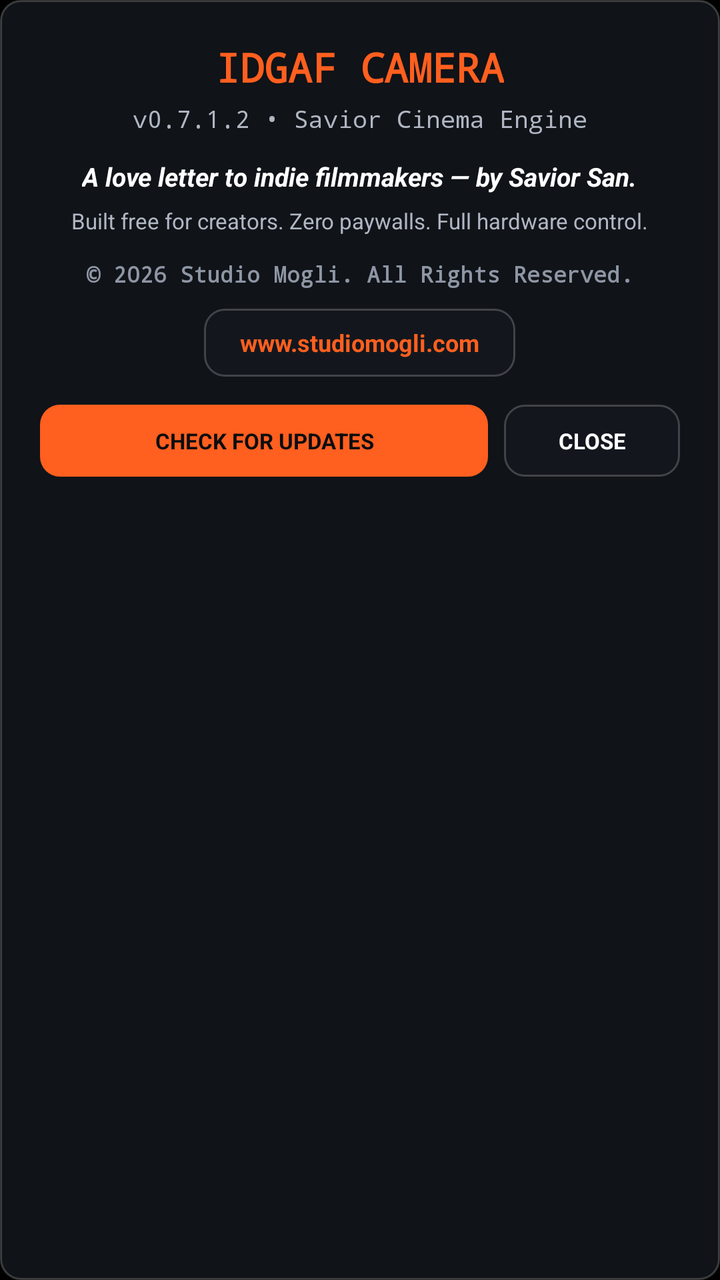
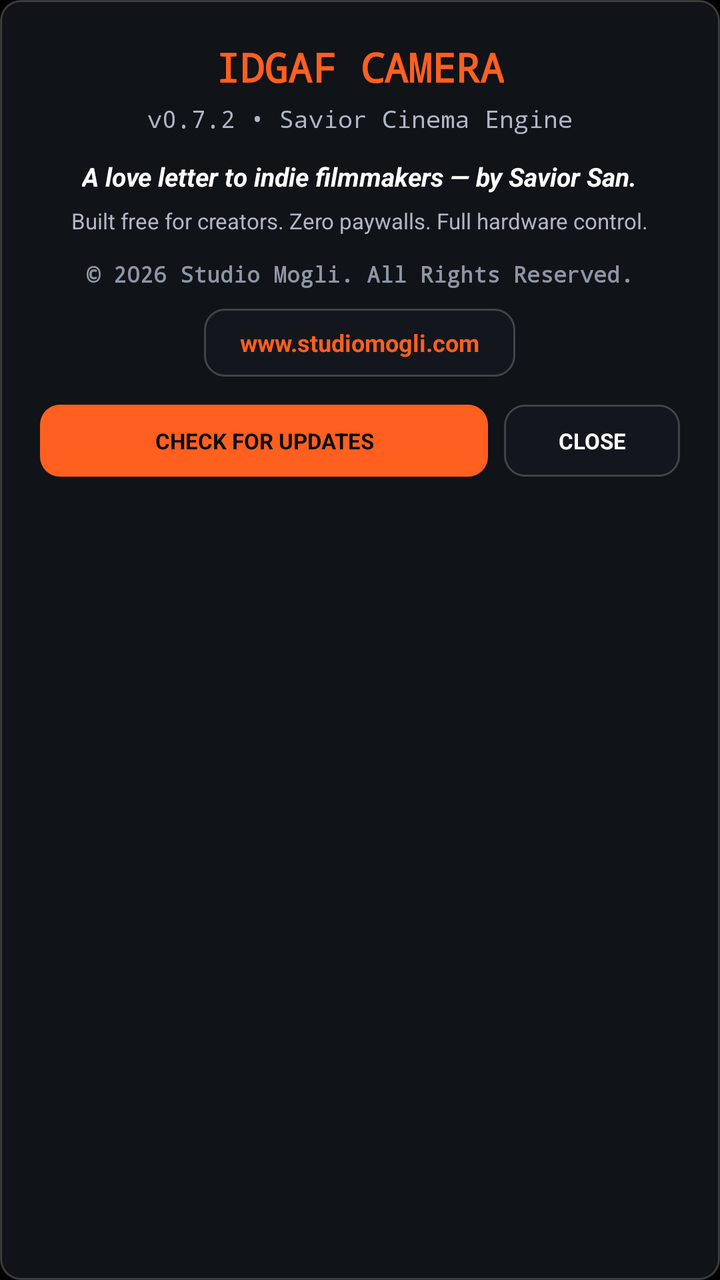

An Android layout rendered at two revisions. The XML below is the earlier revision; the diff shows what the commit changed to produce the second picture.
<!-- AndroidManifest.xml: application theme Theme.IdgafCamera -->
<!-- res/layout/dialog_credits.xml -->
<?xml version="1.0" encoding="utf-8"?>
<LinearLayout xmlns:android="http://schemas.android.com/apk/res/android"
    android:layout_width="match_parent"
    android:layout_height="wrap_content"
    android:background="@drawable/bg_hud_pill"
    android:gravity="center_horizontal"
    android:orientation="vertical"
    android:padding="20dp">

    <TextView
        android:layout_width="wrap_content"
        android:layout_height="wrap_content"
        android:fontFamily="monospace"
        android:text="IDGAF CAMERA"
        android:textColor="#FF5F1F"
        android:textSize="20sp"
        android:textStyle="bold" />

    <TextView
        android:id="@+id/txtCreditsVersion"
        android:layout_width="wrap_content"
        android:layout_height="wrap_content"
        android:layout_marginTop="4dp"
        android:fontFamily="monospace"
        android:text="v0.7.1.2 • Savior Cinema Engine"
        android:textColor="#B0B7C3"
        android:textSize="12sp" />

    <TextView
        android:layout_width="wrap_content"
        android:layout_height="wrap_content"
        android:layout_marginTop="12dp"
        android:gravity="center"
        android:text="A love letter to indie filmmakers — by Savior San."
        android:textColor="#FFFFFF"
        android:textSize="13sp"
        android:textStyle="bold|italic" />

    <TextView
        android:layout_width="wrap_content"
        android:layout_height="wrap_content"
        android:layout_marginTop="6dp"
        android:gravity="center"
        android:text="Built free for creators. Zero paywalls. Full hardware control."
        android:textColor="#B0B7C3"
        android:textSize="11sp" />

    <TextView
        android:layout_width="wrap_content"
        android:layout_height="wrap_content"
        android:layout_marginTop="12dp"
        android:fontFamily="monospace"
        android:text="© 2026 Studio Mogli. All Rights Reserved."
        android:textColor="#8E96A4"
        android:textSize="11sp"
        android:textStyle="bold" />

    <TextView
        android:id="@+id/btnCreditsWebsite"
        android:layout_width="wrap_content"
        android:layout_height="34dp"
        android:layout_marginTop="10dp"
        android:background="@drawable/bg_hud_pill"
        android:gravity="center"
        android:paddingStart="18dp"
        android:paddingEnd="18dp"
        android:text="www.studiomogli.com"
        android:textColor="#FF5F1F"
        android:textSize="12sp"
        android:textStyle="bold" />

    <LinearLayout
        android:layout_width="match_parent"
        android:layout_height="wrap_content"
        android:layout_marginTop="14dp"
        android:gravity="center"
        android:orientation="horizontal">

        <TextView
            android:id="@+id/btnCreditsCheckUpdate"
            android:layout_width="0dp"
            android:layout_height="36dp"
            android:layout_marginEnd="8dp"
            android:layout_weight="1"
            android:background="@drawable/bg_lens_active"
            android:gravity="center"
            android:text="CHECK FOR UPDATES"
            android:textColor="#0B0D10"
            android:textSize="11sp"
            android:textStyle="bold" />

        <TextView
            android:id="@+id/btnCreditsClose"
            android:layout_width="88dp"
            android:layout_height="36dp"
            android:background="@drawable/bg_hud_pill"
            android:gravity="center"
            android:text="CLOSE"
            android:textColor="#FFFFFF"
            android:textSize="11sp"
            android:textStyle="bold" />
    </LinearLayout>

</LinearLayout>
<!-- resources referenced by this layout -->
<resources>
  <!-- drawable bg_hud_pill (drawable) -->
  <?xml version="1.0" encoding="utf-8"?>
  <shape xmlns:android="http://schemas.android.com/apk/res/android" android:shape="rectangle">
      <solid android:color="#CC14181F" />
      <stroke android:width="1dp" android:color="#33FFFFFF" />
      <corners android:radius="10dp" />
  </shape>
  <!-- drawable bg_lens_active (drawable) -->
  <?xml version="1.0" encoding="utf-8"?>
  <shape xmlns:android="http://schemas.android.com/apk/res/android" android:shape="rectangle">
      <solid android:color="#FF5F1F" />
      <corners android:radius="10dp" />
  </shape>
  <style name="Theme.IdgafCamera" parent="Theme.MaterialComponents.DayNight.NoActionBar">
          <item name="android:statusBarColor">#000000</item>
          <item name="android:navigationBarColor">#000000</item>
          <item name="android:windowBackground">#000000</item>
          <item name="android:windowFullscreen">true</item>
      </style>
</resources>

<!-- the commit's change to res/layout/dialog_credits.xml (unified diff, before → after) -->
@@ -22,7 +22,7 @@
         android:layout_height="wrap_content"
         android:layout_marginTop="4dp"
         android:fontFamily="monospace"
-        android:text="v0.7.1.2 • Savior Cinema Engine"
+        android:text="v0.7.2 • Savior Cinema Engine"
         android:textColor="#B0B7C3"
         android:textSize="12sp" />
 
